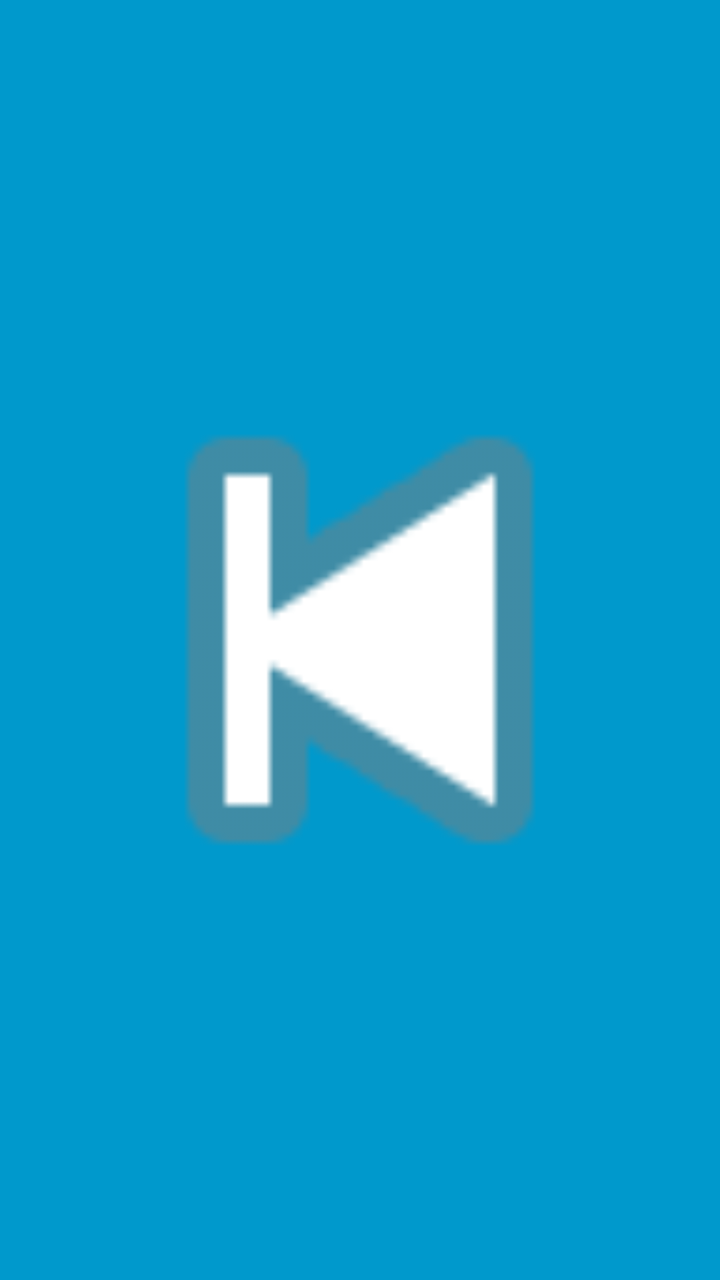
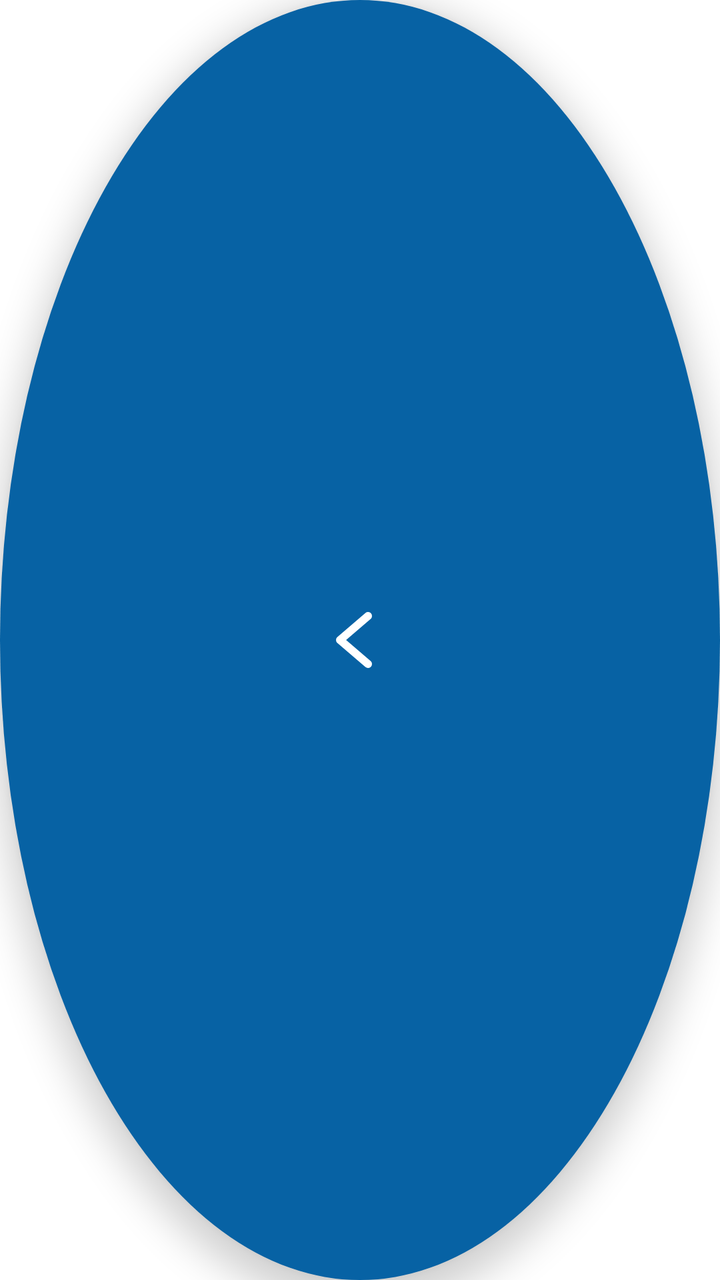

Before-and-after screenshots of an Android layout around one commit, followed by the original layout XML and the change that was made.
<!-- AndroidManifest.xml: fallback theme Theme.MaterialComponents.DayNight.NoActionBar -->
<!-- res/layout/floating_button.xml -->
<ImageView
  xmlns:android="http://schemas.android.com/apk/res/android"
  android:layout_width="60dp"
  android:layout_height="60dp"
  android:src="@android:drawable/ic_media_previous"
  android:background="@android:color/holo_blue_dark"
  />
<!-- resources referenced by this layout -->
<resources>

</resources>

<!-- the commit's change to res/layout/floating_button.xml (unified diff, before → after) -->
@@ -1,7 +1,10 @@
-<ImageView
-  xmlns:android="http://schemas.android.com/apk/res/android"
-  android:layout_width="60dp"
-  android:layout_height="60dp"
-  android:src="@android:drawable/ic_media_previous"
-  android:background="@android:color/holo_blue_dark"
-  />
+<ImageView android:layout_width="80dp"
+    android:layout_height="80dp"
+    android:src="@drawable/ic_back"
+    android:background="@drawable/fab_bg_ripple"
+    android:padding="12dp"
+    android:scaleType="centerInside"
+    android:clickable="true"
+    android:focusable="true"
+    android:elevation="10dp"
+    xmlns:android="http://schemas.android.com/apk/res/android" />
<!-- resource entries referenced after the edit -->
@@ -1,5 +1,25 @@
 <!-- resources referenced by this layout -->
 <resources>
-
+  <!-- drawable fab_bg_ripple (drawable) -->
+  <shape xmlns:android="http://schemas.android.com/apk/res/android"
+      android:shape="oval">
+      <solid android:color="#0762a4"/>
+      <corners android:radius="30dp"/>
+  </shape>
+  <!-- drawable ic_back (drawable) -->
+  <vector xmlns:android="http://schemas.android.com/apk/res/android"
+      android:width="56dp"
+      android:height="56dp"
+      android:viewportWidth="56"
+      android:viewportHeight="56">
+  
+      <path
+          android:strokeColor="#FFFFFF"
+          android:strokeWidth="4"
+          android:strokeLineCap="round"
+          android:strokeLineJoin="round"
+          android:fillColor="@android:color/transparent"
+          android:pathData="M32,16l-14,12 14,12"/>
+  </vector>
 </resources>
 
